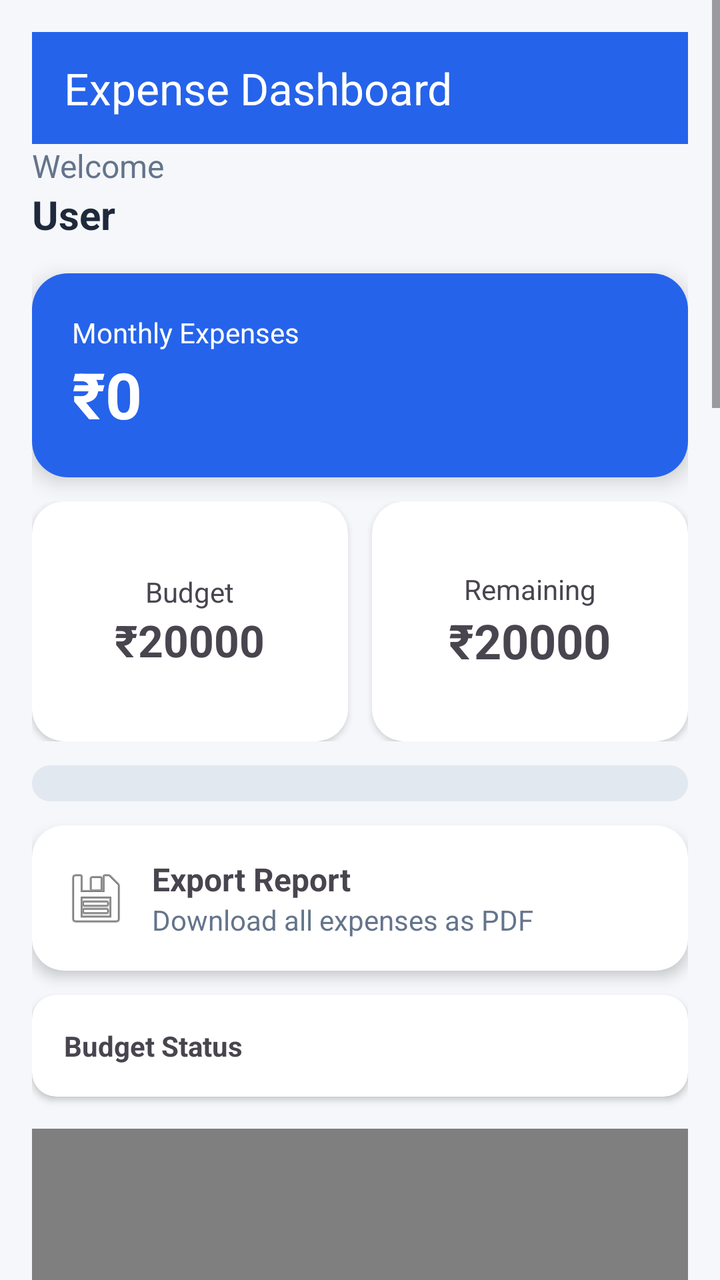
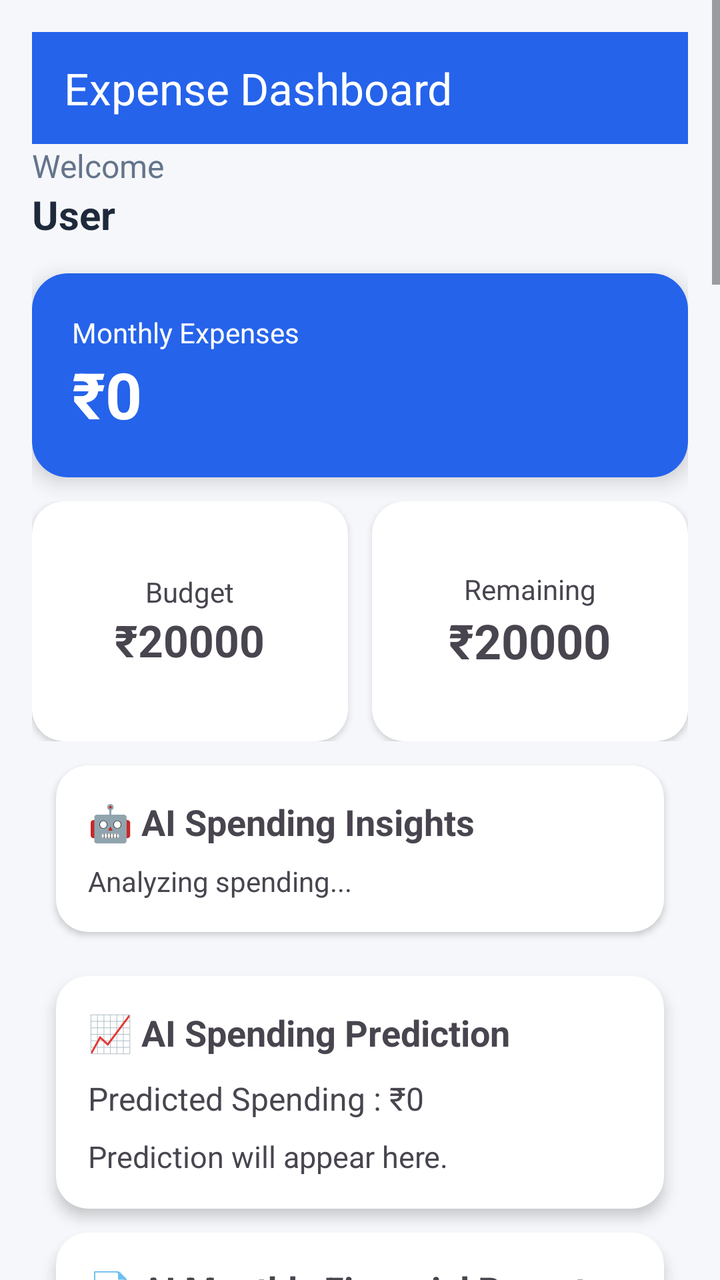

Two renders of the same Android screen: before a commit and after it. Below are the layout's source before the change and the commit's diff.
<!-- AndroidManifest.xml: application theme Theme.ExpenseTracker -->
<!-- res/layout/activity_dashboard.xml -->
<?xml version="1.0" encoding="utf-8"?>
<ScrollView xmlns:android="http://schemas.android.com/apk/res/android"
    xmlns:app="http://schemas.android.com/apk/res-auto"
    android:layout_width="match_parent"
    android:layout_height="match_parent"
    android:background="#F5F7FA">

    <LinearLayout
        android:layout_width="match_parent"
        android:layout_height="wrap_content"
        android:orientation="vertical"
        android:padding="16dp">

        <androidx.appcompat.widget.Toolbar
            android:id="@+id/toolbar"
            android:layout_width="match_parent"
            android:layout_height="56dp"
            android:background="#2563EB"
            app:title="Expense Dashboard"
            app:titleTextColor="@android:color/white"/>

        <TextView
            android:id="@+id/welcomeTv"
            android:layout_width="wrap_content"
            android:layout_height="wrap_content"
            android:text="Welcome"
            android:textSize="16sp"
            android:textColor="#64748B"/>

        <TextView
            android:id="@+id/nameTv"
            android:layout_width="wrap_content"
            android:layout_height="wrap_content"
            android:text="User"
            android:textSize="20sp"
            android:textStyle="bold"
            android:textColor="#1E293B"/>



        <androidx.cardview.widget.CardView
            android:layout_width="match_parent"
            android:layout_height="wrap_content"
            android:layout_marginTop="16dp"
            app:cardCornerRadius="18dp"
            app:cardElevation="6dp">

            <LinearLayout
                android:layout_width="match_parent"
                android:layout_height="wrap_content"
                android:background="#2563EB"
                android:orientation="vertical"
                android:padding="20dp">

                <TextView
                    android:layout_width="wrap_content"
                    android:layout_height="wrap_content"
                    android:text="Monthly Expenses"
                    android:textColor="#FFFFFF"/>

                <TextView
                    android:id="@+id/totalExpenseTv"
                    android:layout_width="wrap_content"
                    android:layout_height="wrap_content"
                    android:text="₹0"
                    android:textSize="32sp"
                    android:textStyle="bold"
                    android:textColor="#FFFFFF"/>

            </LinearLayout>

        </androidx.cardview.widget.CardView>

        <LinearLayout
            android:layout_width="match_parent"
            android:layout_height="wrap_content"
            android:orientation="horizontal"
            android:layout_marginTop="12dp">

            <androidx.cardview.widget.CardView
                android:id="@+id/budgetCard"
                android:layout_width="0dp"
                android:layout_height="120dp"
                android:layout_weight="1"
                app:cardCornerRadius="16dp">


                <LinearLayout
                    android:layout_width="match_parent"
                    android:layout_height="match_parent"
                    android:orientation="vertical"
                    android:gravity="center">

                    <TextView
                        android:layout_width="wrap_content"
                        android:layout_height="wrap_content"
                        android:text="Budget"/>

                    <LinearLayout
                        android:layout_width="wrap_content"
                        android:layout_height="wrap_content"
                        android:orientation="horizontal">

                        <TextView
                            android:id="@+id/budgetTv"
                            android:layout_width="wrap_content"
                            android:layout_height="wrap_content"
                            android:text="₹20000"
                            android:textSize="22sp"
                            android:textStyle="bold"/>



                    </LinearLayout>

                </LinearLayout>

            </androidx.cardview.widget.CardView>

            <Space
                android:layout_width="12dp"
                android:layout_height="1dp"/>

            <androidx.cardview.widget.CardView
                android:layout_width="0dp"
                android:layout_height="120dp"
                android:layout_weight="1"
                app:cardCornerRadius="16dp">

                <LinearLayout
                    android:layout_width="match_parent"
                    android:layout_height="match_parent"
                    android:orientation="vertical"
                    android:gravity="center">

                    <TextView
                        android:layout_width="wrap_content"
                        android:layout_height="wrap_content"
                        android:text="Remaining"/>

                    <TextView
                        android:id="@+id/remainingTv"
                        android:layout_width="wrap_content"
                        android:layout_height="wrap_content"
                        android:text="₹20000"
                        android:textSize="24sp"
                        android:textStyle="bold"/>

                </LinearLayout>

            </androidx.cardview.widget.CardView>

        </LinearLayout>

        <ProgressBar
            android:id="@+id/budgetProgress"
            style="?android:attr/progressBarStyleHorizontal"
            android:layout_width="match_parent"
            android:layout_height="18dp"
            android:layout_marginTop="12dp"
            android:max="100"
            android:progressDrawable="@drawable/progress_bar"/>

        <androidx.cardview.widget.CardView
            android:id="@+id/pdfCard"
            android:layout_width="match_parent"
            android:layout_height="wrap_content"
            android:layout_marginTop="12dp"
            app:cardCornerRadius="16dp"
            app:cardElevation="4dp">



            <LinearLayout
                android:layout_width="match_parent"
                android:layout_height="wrap_content"
                android:orientation="horizontal"
                android:padding="16dp"
                android:gravity="center_vertical">

                <ImageView
                    android:id="@+id/pdfIcon"
                    android:layout_width="32dp"
                    android:layout_height="32dp"
                    android:src="@android:drawable/ic_menu_save"/>

                <LinearLayout
                    android:layout_width="0dp"
                    android:layout_height="wrap_content"
                    android:layout_weight="1"
                    android:orientation="vertical"
                    android:layout_marginStart="12dp">

                    <TextView
                        android:layout_width="wrap_content"
                        android:layout_height="wrap_content"
                        android:text="Export Report"
                        android:textStyle="bold"
                        android:textSize="16sp"/>

                    <TextView
                        android:layout_width="wrap_content"
                        android:layout_height="wrap_content"
                        android:text="Download all expenses as PDF"
                        android:textColor="#64748B"/>
                </LinearLayout>

            </LinearLayout>

        </androidx.cardview.widget.CardView>

        <TextView
            android:id="@+id/progressPercentTv"
            android:layout_width="wrap_content"
            android:layout_height="wrap_content"
            android:visibility="gone"/>

        <androidx.cardview.widget.CardView
            android:layout_width="match_parent"
            android:layout_height="wrap_content"
            android:layout_marginTop="12dp"
            app:cardCornerRadius="12dp">

            <TextView
                android:id="@+id/budgetAlertTv"
                android:layout_width="match_parent"
                android:layout_height="wrap_content"
                android:padding="16dp"
                android:text="Budget Status"
                android:textStyle="bold"/>

        </androidx.cardview.widget.CardView>

        <com.github.mikephil.charting.charts.PieChart
            android:id="@+id/pieChart"
            android:layout_width="match_parent"
            android:layout_height="320dp"
            android:layout_marginTop="16dp"/>

        <androidx.cardview.widget.CardView
            android:layout_width="match_parent"
            android:layout_height="wrap_content"
            android:layout_marginTop="16dp"
            app:cardCornerRadius="16dp"
            app:cardElevation="4dp">

            <LinearLayout
                android:layout_width="match_parent"
                android:layout_height="wrap_content"
                android:orientation="vertical"
                android:padding="16dp">

                <TextView
                    android:layout_width="wrap_content"
                    android:layout_height="wrap_content"
                    android:text="Monthly Analytics"
                    android:textStyle="bold"
                    android:textSize="18sp"/>

                <TextView
                    android:layout_width="wrap_content"
                    android:layout_height="wrap_content"
                    android:text="Expense Trend"
                    android:textColor="#64748B"
                    android:layout_marginBottom="8dp"/>
                <LinearLayout
                    android:id="@+id/filterContainer"
                    android:layout_width="wrap_content"
                    android:layout_height="wrap_content"
                    android:orientation="horizontal"
                    android:layout_marginTop="12dp">

                    <Button
                        android:id="@+id/weekBtn"
                        android:layout_width="wrap_content"
                        android:layout_height="wrap_content"
                        android:text="Weekly"/>

                    <Button
                        android:id="@+id/monthBtn"
                        android:layout_width="wrap_content"
                        android:layout_height="wrap_content"
                        android:text="Monthly"
                        android:layout_marginStart="8dp"/>

                </LinearLayout>
                <LinearLayout
                    android:id="@+id/analyticsContainer"
                    android:layout_width="match_parent"
                    android:layout_height="wrap_content"
                    android:orientation="vertical"
                    android:paddingBottom="12dp">

                    <TextView
                        android:id="@+id/highestExpenseTv"
                        android:layout_width="wrap_content"
                        android:layout_height="wrap_content"
                        android:text="Highest Expense: ₹0"
                        android:textStyle="bold"/>

                    <TextView
                        android:id="@+id/transactionCountTv"
                        android:layout_width="wrap_content"
                        android:layout_height="wrap_content"
                        android:text="Transactions: 0"/>

                    <TextView
                        android:id="@+id/averageExpenseTv"
                        android:layout_width="wrap_content"
                        android:layout_height="wrap_content"
                        android:text="Average Spend: ₹0"/>

                    <TextView
                        android:id="@+id/topCategoryTv"
                        android:layout_width="wrap_content"
                        android:layout_height="wrap_content"
                        android:text="Top Category: -"/>

                </LinearLayout>

                <com.github.mikephil.charting.charts.LineChart
                    android:id="@+id/lineChart"
                    android:layout_width="match_parent"
                    android:layout_height="280dp"/>


            </LinearLayout>

        </androidx.cardview.widget.CardView>

        <LinearLayout
            android:layout_width="match_parent"
            android:layout_height="wrap_content"
            android:orientation="horizontal">



            <Space
                android:layout_width="10dp"
                android:layout_height="1dp"/>



        </LinearLayout>
        <EditText
            android:id="@+id/searchEt"
            android:layout_width="match_parent"
            android:layout_height="55dp"
            android:layout_marginTop="12dp"
            android:hint="Search expenses..."
            android:drawableStart="@android:drawable/ic_menu_search"
            android:padding="12dp"
            android:background="@drawable/edittext_bg"/>

        <androidx.recyclerview.widget.RecyclerView
            android:id="@+id/recyclerView"
            android:layout_width="match_parent"
            android:layout_height="500dp"
            android:layout_marginTop="12dp"/>

    </LinearLayout>

</ScrollView>
<!-- resources referenced by this layout -->
<resources>
  <!-- drawable edittext_bg (drawable) -->
  <?xml version="1.0" encoding="utf-8"?>
  <shape xmlns:android="http://schemas.android.com/apk/res/android">
  
      <solid android:color="#FFFFFF"/>
  
      <corners android:radius="12dp"/>
  
      <stroke
          android:width="1dp"
          android:color="#D1D5DB"/>
  
  </shape>
  <!-- drawable progress_bar (drawable) -->
  <?xml version="1.0" encoding="utf-8"?>
  <layer-list xmlns:android="http://schemas.android.com/apk/res/android">
  
      <item android:id="@android:id/background">
          <shape>
              <corners android:radius="10dp"/>
              <solid android:color="#E2E8F0"/>
          </shape>
      </item>
  
      <item android:id="@android:id/progress">
          <clip>
              <shape>
                  <corners android:radius="10dp"/>
                  <gradient
                      android:startColor="#2563EB"
                      android:endColor="#10B981"
                      android:angle="0"/>
              </shape>
          </clip>
      </item>
  
  </layer-list>
  <style name="Theme.ExpenseTracker" parent="Theme.Material3.DayNight.NoActionBar">
          <item name="colorPrimary">#4CAF50</item>
          <item name="colorPrimaryVariant">#388E3C</item>
          <item name="colorOnPrimary">#FFFFFF</item>
      </style>
</resources>

<!-- the commit's change to res/layout/activity_dashboard.xml (unified diff, before → after) -->
@@ -113,6 +113,7 @@
 
                     </LinearLayout>
 
+
                 </LinearLayout>
 
             </androidx.cardview.widget.CardView>
@@ -150,7 +151,309 @@
 
             </androidx.cardview.widget.CardView>
 
+
         </LinearLayout>
+        <androidx.cardview.widget.CardView
+            android:id="@+id/aiInsightCard"
+            android:layout_width="match_parent"
+            android:layout_height="wrap_content"
+            android:layout_margin="12dp"
+            app:cardCornerRadius="16dp">
+
+            <LinearLayout
+                android:layout_width="match_parent"
+                android:layout_height="wrap_content"
+                android:orientation="vertical"
+                android:padding="16dp">
+
+                <TextView
+                    android:layout_width="wrap_content"
+                    android:layout_height="wrap_content"
+                    android:text="🤖 AI Spending Insights"
+                    android:textStyle="bold"
+                    android:textSize="18sp"/>
+
+                <TextView
+                    android:id="@+id/aiInsightTv"
+                    android:layout_width="match_parent"
+                    android:layout_height="wrap_content"
+                    android:layout_marginTop="8dp"
+                    android:text="Analyzing spending..."
+                    android:textSize="14sp"/>
+
+            </LinearLayout>
+
+
+        </androidx.cardview.widget.CardView>
+        <androidx.cardview.widget.CardView
+            android:id="@+id/predictionCard"
+            android:layout_width="match_parent"
+            android:layout_height="wrap_content"
+            android:layout_marginHorizontal="12dp"
+            android:layout_marginTop="10dp"
+            android:layout_marginBottom="12dp"
+            app:cardCornerRadius="16dp"
+            app:cardElevation="4dp">
+
+            <LinearLayout
+                android:layout_width="match_parent"
+                android:layout_height="wrap_content"
+                android:orientation="vertical"
+                android:padding="16dp">
+
+                <TextView
+                    android:layout_width="wrap_content"
+                    android:layout_height="wrap_content"
+                    android:text="📈 AI Spending Prediction"
+                    android:textStyle="bold"
+                    android:textSize="18sp"/>
+
+                <TextView
+                    android:id="@+id/predictedAmountTv"
+                    android:layout_width="wrap_content"
+                    android:layout_height="wrap_content"
+                    android:layout_marginTop="10dp"
+                    android:text="Predicted Spending : ₹0"
+                    android:textSize="16sp"/>
+
+                <TextView
+                    android:id="@+id/predictionInsightTv"
+                    android:layout_width="match_parent"
+                    android:layout_height="wrap_content"
+                    android:layout_marginTop="8dp"
+                    android:text="Prediction will appear here."
+                    android:textSize="15sp"/>
+
+            </LinearLayout>
+
+        </androidx.cardview.widget.CardView>
+        <androidx.cardview.widget.CardView
+            android:id="@+id/monthlyReportCard"
+            android:layout_width="match_parent"
+            android:layout_height="wrap_content"
+            android:layout_marginHorizontal="12dp"
+            android:layout_marginBottom="12dp"
+            app:cardCornerRadius="16dp"
+            app:cardElevation="4dp">
+
+            <LinearLayout
+                android:layout_width="match_parent"
+                android:layout_height="wrap_content"
+                android:orientation="vertical"
+                android:padding="16dp">
+
+                <TextView
+                    android:layout_width="wrap_content"
+                    android:layout_height="wrap_content"
+                    android:text="📄 AI Monthly Financial Report"
+                    android:textStyle="bold"
+                    android:textSize="18sp"/>
+
+                <TextView
+                    android:id="@+id/monthlyReportTv"
+                    android:layout_width="match_parent"
+                    android:layout_height="wrap_content"
+                    android:layout_marginTop="10dp"
+                    android:text="Generating report..."
+                    android:textSize="15sp"/>
+
+            </LinearLayout>
+
+        </androidx.cardview.widget.CardView>
+        <androidx.cardview.widget.CardView
+            android:id="@+id/savingsGoalCard"
+            android:layout_width="match_parent"
+            android:layout_height="wrap_content"
+            android:layout_marginHorizontal="12dp"
+            android:layout_marginBottom="12dp"
+            app:cardCornerRadius="18dp"
+            app:cardElevation="6dp">
+
+            <LinearLayout
+                android:layout_width="match_parent"
+                android:layout_height="wrap_content"
+                android:orientation="vertical"
+                android:padding="18dp">
+
+                
+
+                <LinearLayout
+                    android:layout_width="match_parent"
+                    android:layout_height="wrap_content"
+                    android:gravity="center_vertical">
+
+                    <TextView
+                        android:layout_width="0dp"
+                        android:layout_height="wrap_content"
+                        android:layout_weight="1"
+                        android:text="🎯 Savings Goal"
+                        android:textStyle="bold"
+                        android:textColor="#1E293B"
+                        android:textSize="22sp"/>
+
+                    <ImageButton
+                        android:id="@+id/goalMenuBtn"
+                        android:layout_width="40dp"
+                        android:layout_height="40dp"
+                        android:background="?attr/selectableItemBackgroundBorderless"
+                        android:src="@android:drawable/ic_menu_more"
+                        app:tint="#2563EB"/>
+                </LinearLayout>
+
+                
+
+                <TextView
+                    android:id="@+id/goalNameTv"
+                    android:layout_width="wrap_content"
+                    android:layout_height="wrap_content"
+                    android:layout_marginTop="16dp"
+                    android:text="💻 New Laptop"
+                    android:textStyle="bold"
+                    android:textColor="#1E293B"
+                    android:textSize="20sp"/>
+
+                
+
+                <ProgressBar
+                    android:id="@+id/savingsProgress"
+                    style="?android:attr/progressBarStyleHorizontal"
+                    android:layout_width="match_parent"
+                    android:layout_height="14dp"
+                    android:layout_marginTop="18dp"
+                    android:max="100"
+                    android:progress="0"/>
+
+                <TextView
+                    android:id="@+id/savingsPercentTv"
+                    android:layout_width="wrap_content"
+                    android:layout_height="wrap_content"
+                    android:layout_gravity="center_horizontal"
+                    android:layout_marginTop="8dp"
+                    android:text="0% Completed"
+                    android:textColor="#2563EB"
+                    android:textStyle="bold"/>
+
+                
+
+                <LinearLayout
+                    android:layout_width="match_parent"
+                    android:layout_height="wrap_content"
+                    android:layout_marginTop="18dp"
+                    android:orientation="horizontal">
+
+                    <LinearLayout
+                        android:layout_width="0dp"
+                        android:layout_height="wrap_content"
+                        android:layout_weight="1"
+                        android:orientation="vertical">
+
+                        <TextView
+                            android:layout_width="wrap_content"
+                            android:layout_height="wrap_content"
+                            android:text="💰 Saved"
+                            android:textColor="#64748B"/>
+
+                        <TextView
+                            android:id="@+id/currentSavingsTv"
+                            android:layout_width="wrap_content"
+                            android:layout_height="wrap_content"
+                            android:text="₹0"
+                            android:textStyle="bold"
+                            android:textSize="18sp"/>
+                    </LinearLayout>
+
+                    <LinearLayout
+                        android:layout_width="0dp"
+                        android:layout_height="wrap_content"
+                        android:layout_weight="1"
+                        android:orientation="vertical">
+
+                        <TextView
+                            android:layout_width="wrap_content"
+                            android:layout_height="wrap_content"
+                            android:text="🎯 Target"
+                            android:textColor="#64748B"/>
+
+                        <TextView
+                            android:id="@+id/goalTargetTv"
+                            android:layout_width="wrap_content"
+                            android:layout_height="wrap_content"
+                            android:text="₹0"
+                            android:textStyle="bold"
+                            android:textSize="18sp"/>
+                    </LinearLayout>
+
+                </LinearLayout>
+
+                
+
+                <LinearLayout
+                    android:layout_width="match_parent"
+                    android:layout_height="wrap_content"
+                    android:layout_marginTop="14dp"
+                    android:orientation="vertical">
+
+                    <TextView
+                        android:layout_width="wrap_content"
+                        android:layout_height="wrap_content"
+                        android:text="💸 Remaining"
+                        android:textColor="#64748B"/>
+
+                    <TextView
+                        android:id="@+id/remainingSavingsTv"
+                        android:layout_width="wrap_content"
+                        android:layout_height="wrap_content"
+                        android:text="₹0"
+                        android:textStyle="bold"
+                        android:textSize="18sp"/>
+                </LinearLayout>
+
+                
+
+                <LinearLayout
+                    android:layout_width="match_parent"
+                    android:layout_height="wrap_content"
+                    android:layout_marginTop="16dp"
+                    android:orientation="horizontal">
+
+                    <TextView
+                        android:layout_width="wrap_content"
+                        android:layout_height="wrap_content"
+                        android:text="📅 "
+                        android:textSize="18sp"/>
+
+                    <TextView
+                        android:layout_width="wrap_content"
+                        android:layout_height="wrap_content"
+                        android:text="Goal Timeline"
+                        android:textStyle="bold"/>
+
+                    <TextView
+                        android:id="@+id/goalDateTv"
+                        android:layout_width="wrap_content"
+                        android:layout_height="wrap_content"
+                        android:layout_marginStart="8dp"
+                        android:text="Not Set"/>
+                </LinearLayout>
+
+                
+
+                <TextView
+                    android:id="@+id/savingsStatusTv"
+                    android:layout_width="wrap_content"
+                    android:layout_height="wrap_content"
+                    android:layout_marginTop="18dp"
+                    android:background="#E8F5E9"
+                    android:paddingHorizontal="14dp"
+                    android:paddingVertical="8dp"
+                    android:text="🟢 On Track"
+                    android:textColor="#2E7D32"
+                    android:textStyle="bold"/>
+
+            </LinearLayout>
+
+        </androidx.cardview.widget.CardView>
+
 
         <ProgressBar
             android:id="@+id/budgetProgress"
@@ -342,6 +645,58 @@
 
 
         </LinearLayout>
+        <androidx.cardview.widget.CardView
+            android:id="@+id/aiAdvisorCard"
+            android:layout_width="match_parent"
+            android:layout_height="wrap_content"
+            android:layout_marginTop="16dp"
+            app:cardCornerRadius="16dp"
+            app:cardElevation="4dp">
+
+            <LinearLayout
+                android:layout_width="match_parent"
+                android:layout_height="wrap_content"
+                android:orientation="horizontal"
+                android:padding="16dp"
+                android:gravity="center_vertical">
+
+                <TextView
+                    android:layout_width="wrap_content"
+                    android:layout_height="wrap_content"
+                    android:text="🤖"
+                    android:textSize="32sp"/>
+
+                <LinearLayout
+                    android:layout_width="0dp"
+                    android:layout_height="wrap_content"
+                    android:layout_weight="1"
+                    android:orientation="vertical"
+                    android:layout_marginStart="12dp">
+
+                    <TextView
+                        android:layout_width="wrap_content"
+                        android:layout_height="wrap_content"
+                        android:text="FinWise AI Advisor"
+                        android:textStyle="bold"
+                        android:textSize="18sp"/>
+
+                    <TextView
+                        android:layout_width="wrap_content"
+                        android:layout_height="wrap_content"
+                        android:text="Ask AI about your budget, expenses and savings."
+                        android:textColor="#64748B"/>
+
+                </LinearLayout>
+
+                <Button
+                    android:id="@+id/askAiBtn"
+                    android:layout_width="wrap_content"
+                    android:layout_height="wrap_content"
+                    android:text="Ask AI"/>
+
+            </LinearLayout>
+
+        </androidx.cardview.widget.CardView>
         <EditText
             android:id="@+id/searchEt"
             android:layout_width="match_parent"
